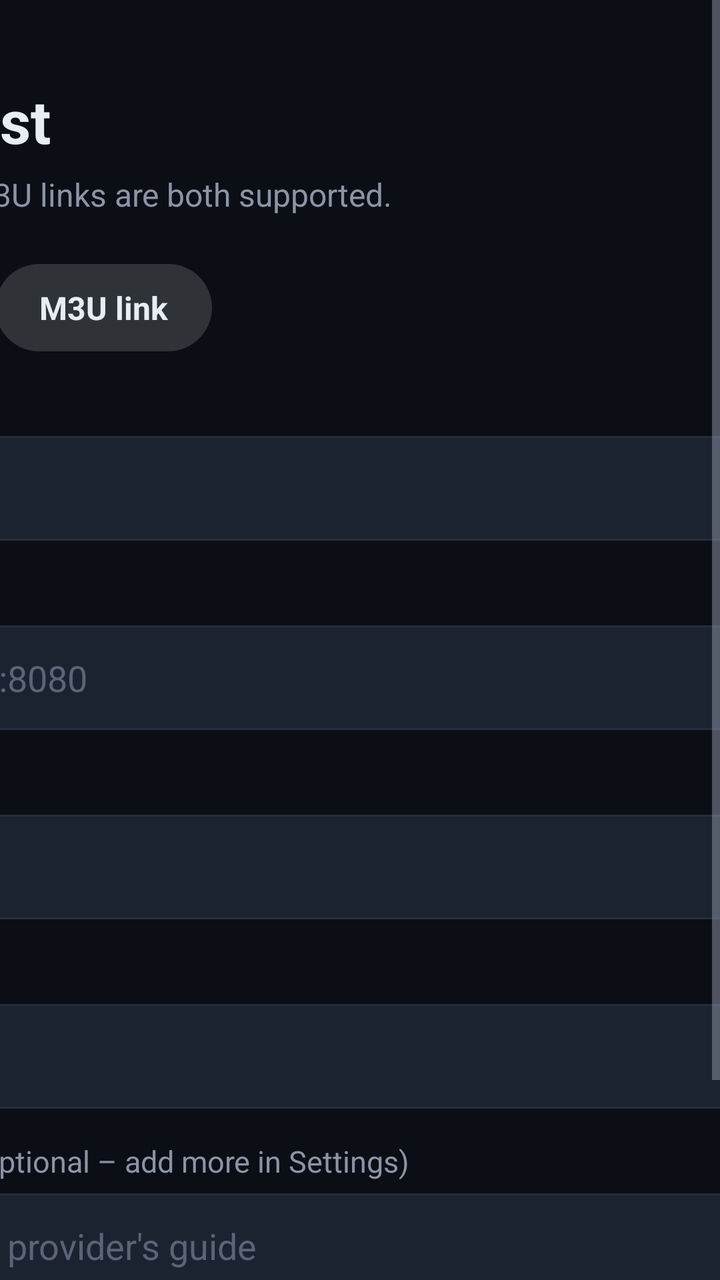
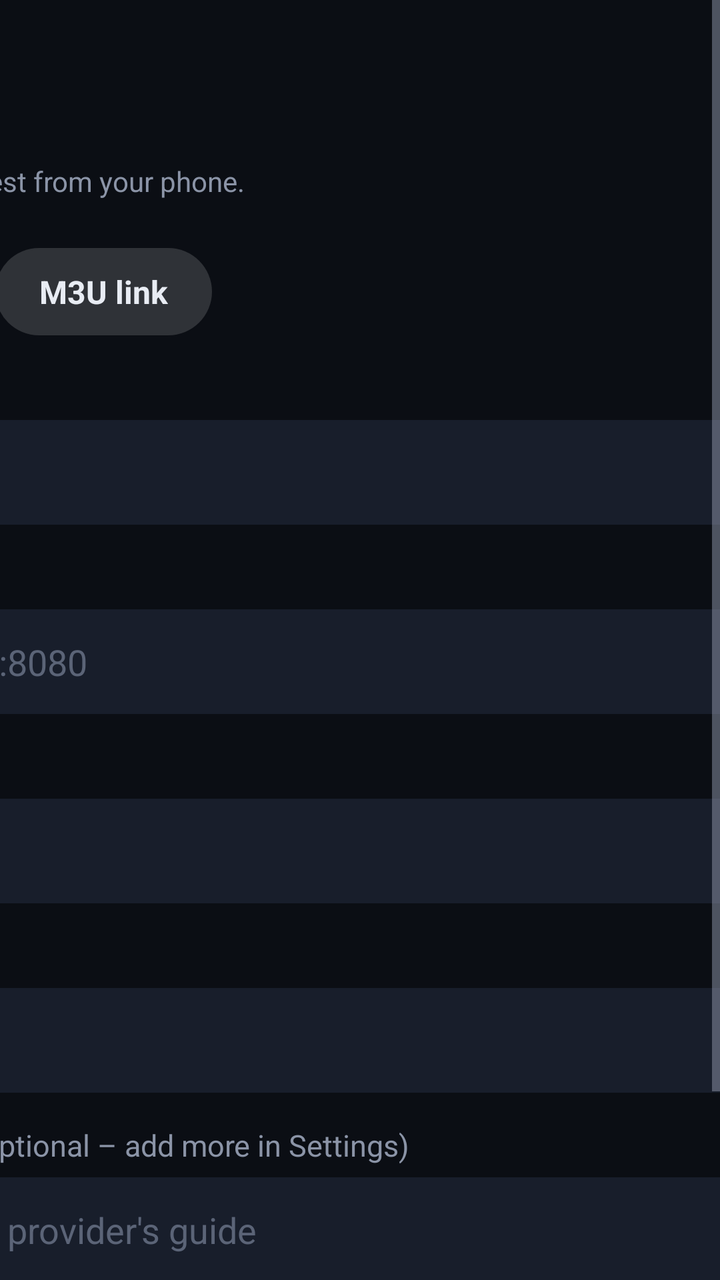

The first picture is an Android layout as it rendered before a commit; the second is the same layout after the commit. The layout source and the unified diff follow.
<!-- AndroidManifest.xml: application theme Theme.Dingus -->
<!-- res/layout/activity_add_playlist.xml -->
<?xml version="1.0" encoding="utf-8"?>
<ScrollView xmlns:android="http://schemas.android.com/apk/res/android"
    android:layout_width="match_parent" android:layout_height="match_parent" android:background="?attr/dBg"
    android:fillViewport="true">
    <LinearLayout android:layout_width="match_parent" android:layout_height="wrap_content"
        android:orientation="vertical" android:gravity="center_horizontal" android:paddingTop="40dp" android:paddingBottom="40dp">
        <LinearLayout android:layout_width="760dp" android:layout_height="wrap_content" android:orientation="vertical">

            <TextView android:id="@+id/heading" android:layout_width="wrap_content" android:layout_height="wrap_content"
                android:text="Add your playlist" android:textSize="30sp" android:textStyle="bold" android:textColor="?attr/dText" />
            <TextView android:layout_width="match_parent" android:layout_height="wrap_content" android:layout_marginTop="6dp"
                android:text="Xtream Codes logins and M3U links are both supported." android:textSize="16sp"
                android:textColor="?attr/dMuted" />
            
            <LinearLayout android:id="@+id/phoneBox" android:layout_width="match_parent" android:layout_height="wrap_content"
                android:layout_marginTop="18dp" android:background="@drawable/pill_bg" android:padding="16dp"
                android:orientation="horizontal" android:gravity="center_vertical" android:visibility="gone">
                <ImageView android:id="@+id/phoneQr" android:layout_width="150dp" android:layout_height="150dp"
                    android:contentDescription="QR code" />
                <TextView android:id="@+id/phoneHint" android:layout_width="0dp" android:layout_height="wrap_content"
                    android:layout_weight="1" android:layout_marginStart="20dp"
                    android:textSize="17sp" android:textColor="?attr/dText" android:lineSpacingExtra="4dp" />
            </LinearLayout>

            <LinearLayout android:layout_width="match_parent" android:layout_height="wrap_content"
                android:layout_marginTop="24dp" android:orientation="horizontal">
                <TextView android:id="@+id/typeXtream" style="@style/Choice" android:text="Xtream Codes login" />
                <TextView android:id="@+id/typeM3u" style="@style/Choice" android:layout_marginStart="12dp" android:text="M3U link" />
            </LinearLayout>

            <TextView style="@style/Label" android:text="Name" />
            <EditText android:id="@+id/name" style="@style/Field" android:hint="e.g. Home" android:inputType="text" />

            <LinearLayout android:id="@+id/xtream" android:layout_width="match_parent" android:layout_height="wrap_content"
                android:orientation="vertical">
                <TextView style="@style/Label" android:text="Server address" />
                <EditText android:id="@+id/server" style="@style/Field" android:hint="http://provider.example:8080" android:inputType="textUri" />
                <TextView style="@style/Label" android:text="Username" />
                <EditText android:id="@+id/user" style="@style/Field" android:inputType="text" />
                <TextView style="@style/Label" android:text="Password" />
                <EditText android:id="@+id/pass" style="@style/Field" android:inputType="textPassword" />
            </LinearLayout>

            <LinearLayout android:id="@+id/m3u" android:layout_width="match_parent" android:layout_height="wrap_content"
                android:orientation="vertical" android:visibility="gone">
                <TextView style="@style/Label" android:text="M3U address" />
                <EditText android:id="@+id/m3uUrl" style="@style/Field" android:hint="http://provider.example/get.php?…" android:inputType="textUri" />
            </LinearLayout>

            <TextView style="@style/Label" android:text="Your own TV guide address (optional – add more in Settings)" />
            <EditText android:id="@+id/epg" style="@style/Field" android:hint="Leave empty to use the provider's guide" android:inputType="textUri" />

            <TextView android:id="@+id/error" android:layout_width="match_parent" android:layout_height="wrap_content"
                android:layout_marginTop="16dp" android:textSize="16sp" android:textColor="#FCA5A5" android:visibility="gone" />

            <LinearLayout android:layout_width="match_parent" android:layout_height="wrap_content"
                android:layout_marginTop="26dp" android:orientation="horizontal">
                <TextView android:id="@+id/save" style="@style/Choice" android:text="Save" android:minWidth="180dp" />
                <TextView android:id="@+id/remove" style="@style/Choice" android:layout_marginStart="12dp"
                    android:text="Remove playlist" android:visibility="gone" />
            </LinearLayout>
        </LinearLayout>
    </LinearLayout>
</ScrollView>
<!-- resources referenced by this layout -->
<resources>
  <!-- drawable pill_bg (drawable) -->
  <?xml version="1.0" encoding="utf-8"?>
  <shape xmlns:android="http://schemas.android.com/apk/res/android">
      <solid android:color="#B3000000" /><corners android:radius="6dp" /><stroke android:width="1dp" android:color="#33FFFFFF" />
  </shape>
  <style name="Choice">
          <item name="android:layout_width">wrap_content</item>
          <item name="android:layout_height">wrap_content</item>
          <item name="android:background">@drawable/pill_btn_bg</item>
          <item name="android:focusable">true</item>
          <item name="android:clickable">true</item>
          <item name="android:gravity">center</item>
          <item name="android:paddingStart">22dp</item>
          <item name="android:paddingEnd">22dp</item>
          <item name="android:paddingTop">11dp</item>
          <item name="android:paddingBottom">11dp</item>
          <item name="android:textSize">16sp</item>
          <item name="android:textStyle">bold</item>
          <item name="android:textColor">@color/pill_text</item>
      </style>
  <style name="Field">
          <item name="android:layout_width">match_parent</item>
          <item name="android:layout_height">wrap_content</item>
          <item name="android:background">@drawable/field_bg</item>
          <item name="android:padding">14dp</item>
          <item name="android:textSize">18sp</item>
          <item name="android:textColor">?attr/dText</item>
          <item name="android:textColorHint">#5B6477</item>
          <item name="android:singleLine">true</item>
          <item name="android:imeOptions">actionNext</item>
      </style>
  <style name="Label">
          <item name="android:layout_width">wrap_content</item>
          <item name="android:layout_height">wrap_content</item>
          <item name="android:layout_marginTop">16dp</item>
          <item name="android:layout_marginBottom">6dp</item>
          <item name="android:textSize">15sp</item>
          <item name="android:textColor">?attr/dMuted</item>
      </style>
  <!-- drawable pill_btn_bg (drawable) -->
  <?xml version="1.0" encoding="utf-8"?>
  <selector xmlns:android="http://schemas.android.com/apk/res/android">
      <item android:state_focused="true">
          <shape><solid android:color="#FFFFFFFF" /><corners android:radius="24dp" /></shape>
      </item>
      <item android:state_activated="true">
          <shape><solid android:color="#40FFFFFF" /><corners android:radius="24dp" /></shape>
      </item>
      <item><shape><solid android:color="#26FFFFFF" /><corners android:radius="24dp" /></shape></item>
  </selector>
  <!-- drawable field_bg (drawable) -->
  <?xml version="1.0" encoding="utf-8"?>
  <selector xmlns:android="http://schemas.android.com/apk/res/android">
      <item android:state_focused="true">
          <shape><solid android:color="?attr/dSurface2" /><corners android:radius="10dp" />
              <stroke android:width="2dp" android:color="?attr/dAccent" /></shape>
      </item>
      <item><shape><solid android:color="?attr/dSurface2" /><corners android:radius="10dp" />
          <stroke android:width="1dp" android:color="?attr/dLine" /></shape></item>
  </selector>
  <!-- unchanged entries left out for length: 1 -->
</resources>

<!-- the commit's change to res/layout/activity_add_playlist.xml (unified diff, before → after) -->
@@ -7,15 +7,16 @@
         <LinearLayout android:layout_width="760dp" android:layout_height="wrap_content" android:orientation="vertical">
 
             <TextView android:id="@+id/heading" android:layout_width="wrap_content" android:layout_height="wrap_content"
-                android:text="Add your playlist" android:textSize="30sp" android:textStyle="bold" android:textColor="?attr/dText" />
+                android:text="Add a playlist" android:textSize="26sp" android:textStyle="bold" android:textColor="?attr/dText" />
             <TextView android:layout_width="match_parent" android:layout_height="wrap_content" android:layout_marginTop="6dp"
-                android:text="Xtream Codes logins and M3U links are both supported." android:textSize="16sp"
+                android:text="M3U link or Xtream login – easiest from your phone." android:textSize="14sp"
                 android:textColor="?attr/dMuted" />
             
             <LinearLayout android:id="@+id/phoneBox" android:layout_width="match_parent" android:layout_height="wrap_content"
-                android:layout_marginTop="18dp" android:background="@drawable/pill_bg" android:padding="16dp"
+                android:layout_marginTop="18dp" android:background="@drawable/card_bg" android:padding="20dp"
                 android:orientation="horizontal" android:gravity="center_vertical" android:visibility="gone">
-                <ImageView android:id="@+id/phoneQr" android:layout_width="150dp" android:layout_height="150dp"
+                <ImageView android:id="@+id/phoneQr" android:layout_width="160dp" android:layout_height="160dp"
+                    android:background="@drawable/qr_bg" android:padding="8dp"
                     android:contentDescription="QR code" />
                 <TextView android:id="@+id/phoneHint" android:layout_width="0dp" android:layout_height="wrap_content"
                     android:layout_weight="1" android:layout_marginStart="20dp"
<!-- resource entries referenced after the edit -->
@@ -1,10 +1,11 @@
 <!-- resources referenced by this layout -->
 <resources>
-  <!-- drawable pill_bg (drawable) -->
+  <!-- drawable card_bg (drawable) -->
   <?xml version="1.0" encoding="utf-8"?>
-  <shape xmlns:android="http://schemas.android.com/apk/res/android">
-      <solid android:color="#B3000000" /><corners android:radius="6dp" /><stroke android:width="1dp" android:color="#33FFFFFF" />
-  </shape>
+  <shape xmlns:android="http://schemas.android.com/apk/res/android"><solid android:color="#8C1E2636" /><corners android:radius="18dp" /></shape>
+  <!-- drawable qr_bg (drawable) -->
+  <?xml version="1.0" encoding="utf-8"?>
+  <shape xmlns:android="http://schemas.android.com/apk/res/android"><solid android:color="#FFFFFFFF" /><corners android:radius="12dp" /></shape>
   <style name="Choice">
           <item name="android:layout_width">wrap_content</item>
           <item name="android:layout_height">wrap_content</item>
@@ -54,11 +55,10 @@
   <?xml version="1.0" encoding="utf-8"?>
   <selector xmlns:android="http://schemas.android.com/apk/res/android">
       <item android:state_focused="true">
-          <shape><solid android:color="?attr/dSurface2" /><corners android:radius="10dp" />
-              <stroke android:width="2dp" android:color="?attr/dAccent" /></shape>
+          <shape><solid android:color="#D91E2636" /><corners android:radius="14dp" />
+              <stroke android:width="2dp" android:color="#FFFFFFFF" /></shape>
       </item>
-      <item><shape><solid android:color="?attr/dSurface2" /><corners android:radius="10dp" />
-          <stroke android:width="1dp" android:color="?attr/dLine" /></shape></item>
+      <item><shape><solid android:color="#B31E2636" /><corners android:radius="14dp" /></shape></item>
   </selector>
   <!-- unchanged entries left out for length: 1 -->
 </resources>
